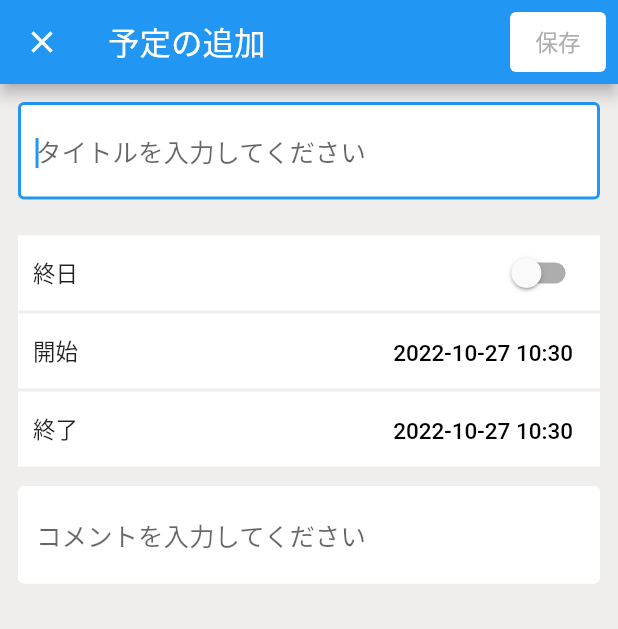
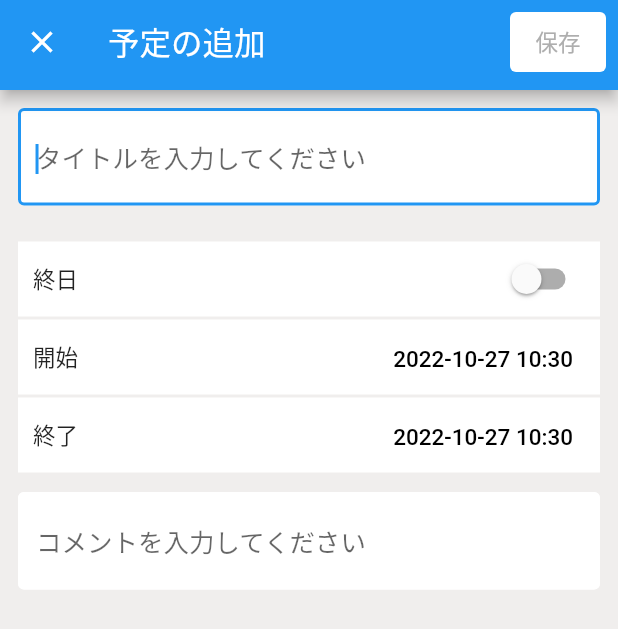
Before and after one commit to sgaku/flutter_intern_test, a Flutter app: the AddScheduleView screen opened by its route, on a phone screen of 412 x 824 dp. Shown: the top 629 px of the screen. Run offline on Flutter 3.47's test engine with Material 2 defaults, Android fonts, the phone set to English and light mode, and no system bars; our stand-ins replace adaptive_dialog, drift, flutter_riverpod, freezed_annotation, table_calendar; accounts and stored records are empty; generated files the repository leaves out were written again.

Commit message:
AppBarを共通化

```diff
--- /dev/null
+++ b/lib/common/schedule_app_bar.dart
@@ -0,0 +1,53 @@
+import 'package:flutter/material.dart';
+
+class ScheduleAppBar extends StatelessWidget with PreferredSizeWidget {
+  const ScheduleAppBar(
+      {Key? key, required this.onPressedIcon, this.onPressedElevated, required this.title})
+      : super(key: key);
+  final void Function()? onPressedIcon;
+  final void Function()? onPressedElevated;
+  final Widget title;
+
+  @override
+  Size get preferredSize => const Size.fromHeight(60);
+
+
+  @override
+  Widget build(BuildContext context) {
+    return AppBar(
+      automaticallyImplyLeading: false,
+      title: title,
+      leading:
+          IconButton(icon: const Icon(Icons.close), onPressed: onPressedIcon),
+      actions: [
+        Padding(
+          padding: const EdgeInsets.all(8.0),
+          child: ElevatedButton(
+            onPressed: onPressedElevated,
+            style: ButtonStyle(
+              backgroundColor: MaterialStateProperty.resolveWith<Color>(
+                (Set<MaterialState> states) {
+                  if (states.contains(MaterialState.disabled)) {
+                    return Colors.white;
+                  }
+                  return Colors.white;
+                },
+              ),
+              foregroundColor: MaterialStateProperty.resolveWith<Color>(
+                (Set<MaterialState> states) {
+                  if (states.contains(MaterialState.disabled)) {
+                    return const Color(0xFFAEAEAE);
+                  }
+                  return Colors.black;
+                },
+              ),
+            ),
+            child: const Text("保存"),
+          ),
+        )
+      ],
+    );
+  }
+
+
+}
--- a/lib/view/schedule_add/schedule_add_view.dart
+++ b/lib/view/schedule_add/schedule_add_view.dart
@@ -6,6 +6,7 @@ import 'package:flutter/cupertino.dart';
 import 'package:flutter_riverpod/flutter_riverpod.dart';
 import 'package:intl/intl.dart';
 import 'package:uuid/uuid.dart';
+import '../../common/schedule_app_bar.dart';
 import '../../common/schedule_config_cell.dart';
 import 'add_event_state_notifier.dart';
 import '../../model/event_data.dart';
@@ -56,19 +57,12 @@ class AddScheduleState extends ConsumerState<AddScheduleView> {
         child: Scaffold(
           resizeToAvoidBottomInset: false,
           backgroundColor: const Color.fromARGB(255, 240, 238, 237),
-          appBar: AppBar(
-              automaticallyImplyLeading: false,
-              leading: IconButton(
-                icon: const Icon(Icons.close),
-                onPressed: () {
+          appBar: ScheduleAppBar(
+            title: const Text('予定の追加'),
+            onPressedIcon: () {
               Navigator.popUntil(context, ModalRoute.withName("/"));
             },
-              ),
-              actions: [
-                Padding(
-                  padding: const EdgeInsets.all(8.0),
-                  child: ElevatedButton(
-                    onPressed:
+            onPressedElevated:
 
                 ///タイトルとコメントに何も入力されていなかったら（デフォルトで""が入っている）非活性に
                 title.isEmpty || comment.isEmpty
@@ -91,32 +85,9 @@ class AddScheduleState extends ConsumerState<AddScheduleView> {
                         await ref
                             .read(eventStateProvider.notifier)
                             .fetchEventDataMap();
-                                Navigator.popUntil(
-                                    context, ModalRoute.withName("/"));
-                              },
-                    style: ButtonStyle(
-                      backgroundColor: MaterialStateProperty.resolveWith<Color>(
-                        (Set<MaterialState> states) {
-                          if (states.contains(MaterialState.disabled)) {
-                            return Colors.white;
-                          }
-                          return Colors.white;
+                        Navigator.popUntil(context, ModalRoute.withName("/"));
                       },
           ),
-                      foregroundColor: MaterialStateProperty.resolveWith<Color>(
-                        (Set<MaterialState> states) {
-                          if (states.contains(MaterialState.disabled)) {
-                            return const Color(0xFFAEAEAE);
-                          }
-                          return Colors.black;
-                        },
-                      ),
-                    ),
-                    child: const Text("保存"),
-                  ),
-                )
-              ],
-              title: const Text("予定の追加")),
           body: Center(
             child: Column(
               children: [
```
Also changed, not shown: lib/view/calendar/calendar_view.dart (+5 -2 lines), lib/view/schedule_edit/schedule_edit_view.dart (+7 -40 lines). Lines whose indentation alone changed are shown as unchanged.
